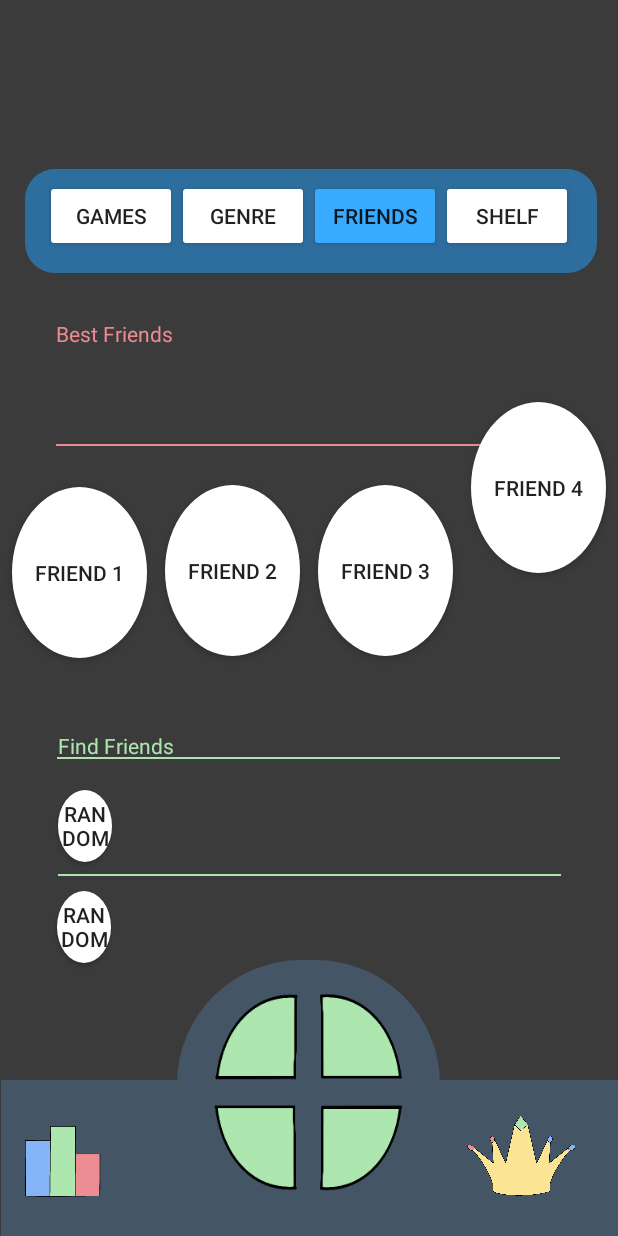
After one commit to ethankellerhals/GameHub, an Android app: the layout activity_friends.xml on its own in the app's theme, with its tools: preview values and no code run, on a phone screen of 412 x 824 dp. The commit adds this screen. Run offline under Robolectric (Android 15) with nearby library versions, the phone set to English and light mode, and no system bars.

Commit message:
friends page

```diff
--- a/GameHubApp/app/src/main/res/drawable-v24/ic_launcher_foreground.xml
+++ b/GameHubApp/app/src/main/res/drawable-v24/ic_launcher_foreground.xml
@@ -1,30 +1,15 @@
 <vector xmlns:android="http://schemas.android.com/apk/res/android"
-    xmlns:aapt="http://schemas.android.com/aapt"
     android:width="108dp"
     android:height="108dp"
     android:viewportWidth="108"
     android:viewportHeight="108">
-    <path android:pathData="M31,63.928c0,0 6.4,-11 12.1,-13.1c7.2,-2.6 26,-1.4 26,-1.4l38.1,38.1L107,108.928l-32,-1L31,63.928z">
-        <aapt:attr name="android:fillColor">
-            <gradient
-                android:endX="85.84757"
-                android:endY="92.4963"
-                android:startX="42.9492"
-                android:startY="49.59793"
-                android:type="linear">
-                <item
-                    android:color="#44000000"
-                    android:offset="0.0" />
-                <item
-                    android:color="#00000000"
-                    android:offset="1.0" />
-            </gradient>
-        </aapt:attr>
-    </path>
+
+    <path android:pathData="M0,0h108v108h-108z"
+        android:fillColor="#3b3b3b"/>
+
     <path
-        android:fillColor="#FFFFFF"
-        android:fillType="nonZero"
-        android:pathData="M65.3,45.828l3.8,-6.6c0.2,-0.4 0.1,-0.9 -0.3,-1.1c-0.4,-0.2 -0.9,-0.1 -1.1,0.3l-3.9,6.7c-6.3,-2.8 -13.4,-2.8 -19.7,0l-3.9,-6.7c-0.2,-0.4 -0.7,-0.5 -1.1,-0.3C38.8,38.328 38.7,38.828 38.9,39.228l3.8,6.6C36.2,49.428 31.7,56.028 31,63.928h46C76.3,56.028 71.8,49.428 65.3,45.828zM43.4,57.328c-0.8,0 -1.5,-0.5 -1.8,-1.2c-0.3,-0.7 -0.1,-1.5 0.4,-2.1c0.5,-0.5 1.4,-0.7 2.1,-0.4c0.7,0.3 1.2,1 1.2,1.8C45.3,56.528 44.5,57.328 43.4,57.328L43.4,57.328zM64.6,57.328c-0.8,0 -1.5,-0.5 -1.8,-1.2s-0.1,-1.5 0.4,-2.1c0.5,-0.5 1.4,-0.7 2.1,-0.4c0.7,0.3 1.2,1 1.2,1.8C66.5,56.528 65.6,57.328 64.6,57.328L64.6,57.328z"
-        android:strokeWidth="1"
-        android:strokeColor="#00000000" />
+
+        android:fillColor="#000000"
+        android:pathData="M20,20L88,20L88,88L20,88z" />
+
 </vector>
--- /dev/null
+++ b/GameHubApp/app/src/main/res/drawable/circle_button.xml
@@ -0,0 +1,4 @@
+<shape xmlns:android="http://schemas.android.com/apk/res/android"
+    android:shape="oval">
+    <solid android:color="@color/white" />
+</shape>
--- /dev/null
+++ b/GameHubApp/app/src/main/res/drawable/top_bar_friend.xml
@@ -0,0 +1,8 @@
+<shape xmlns:android="http://schemas.android.com/apk/res/android"
+    android:shape="rectangle">
+
+    <corners android:radius="20dp"/>
+<!--    #39abff-->
+    <solid android:color="#2D6E9E"/>
+
+</shape>
--- /dev/null
+++ b/GameHubApp/app/src/main/res/layout/activity_friends.xml
@@ -0,0 +1,310 @@
+<?xml version="1.0" encoding="utf-8"?>
+<android.support.constraint.ConstraintLayout xmlns:android="http://schemas.android.com/apk/res/android"
+    xmlns:app="http://schemas.android.com/apk/res-auto"
+    xmlns:tools="http://schemas.android.com/tools"
+    android:layout_width="match_parent"
+    android:layout_height="match_parent"
+    android:background="#3b3b3b"
+    tools:context=".MainActivity">
+
+    <Button
+        android:id="@+id/button11"
+        android:layout_width="90dp"
+        android:layout_height="114dp"
+        android:layout_marginStart="6dp"
+        android:layout_marginEnd="20dp"
+        android:background="@drawable/circle_button"
+        android:text="Friend 4"
+        app:layout_constraintBottom_toBottomOf="parent"
+        app:layout_constraintEnd_toEndOf="parent"
+        app:layout_constraintHorizontal_bias="0.0"
+        app:layout_constraintStart_toEndOf="@+id/button10"
+        app:layout_constraintTop_toTopOf="parent"
+        app:layout_constraintVertical_bias="0.377" />
+
+    <Button
+        android:id="@+id/button10"
+        android:layout_width="90dp"
+        android:layout_height="114dp"
+        android:layout_marginStart="6dp"
+        android:layout_marginTop="26dp"
+        android:layout_marginEnd="6dp"
+        android:layout_marginBottom="203dp"
+        android:background="@drawable/circle_button"
+        android:text="Friend 3"
+        app:layout_constraintBottom_toTopOf="@+id/view4"
+        app:layout_constraintEnd_toStartOf="@+id/button11"
+        app:layout_constraintStart_toEndOf="@+id/button3"
+        app:layout_constraintTop_toBottomOf="@+id/view3" />
+
+    <Button
+        android:id="@+id/button3"
+        android:layout_width="90dp"
+        android:layout_height="114dp"
+        android:layout_marginStart="6dp"
+        android:layout_marginTop="25dp"
+        android:layout_marginEnd="6dp"
+        android:layout_marginBottom="202dp"
+        android:background="@drawable/circle_button"
+        android:text="Friend 2"
+        app:layout_constraintBottom_toTopOf="@+id/view4"
+        app:layout_constraintEnd_toStartOf="@+id/button10"
+        app:layout_constraintStart_toEndOf="@+id/button9"
+        app:layout_constraintTop_toBottomOf="@+id/view3" />
+
+    <Button
+        android:id="@+id/button9"
+        android:layout_width="90dp"
+        android:layout_height="114dp"
+        android:layout_marginStart="20dp"
+        android:layout_marginTop="25dp"
+        android:layout_marginEnd="6dp"
+        android:layout_marginBottom="279dp"
+        android:background="@drawable/circle_button"
+        android:text="Friend 1"
+        app:layout_constraintBottom_toTopOf="@+id/view2"
+        app:layout_constraintEnd_toStartOf="@+id/button3"
+        app:layout_constraintStart_toStartOf="parent"
+        app:layout_constraintTop_toBottomOf="@+id/view3" />
+
+    <View
+        android:id="@+id/view"
+        android:layout_width="381dp"
+        android:layout_height="69dp"
+        android:layout_marginStart="16dp"
+        android:layout_marginTop="66dp"
+        android:layout_marginEnd="14dp"
+        android:layout_marginBottom="596dp"
+        android:background="@drawable/top_bar_friend"
+        app:layout_constraintBottom_toBottomOf="parent"
+        app:layout_constraintEnd_toEndOf="parent"
+        app:layout_constraintStart_toStartOf="parent"
+        app:layout_constraintTop_toTopOf="parent" />
+
+    <Button
+        android:id="@+id/button7"
+        android:layout_width="wrap_content"
+        android:layout_height="wrap_content"
+        android:layout_marginStart="30dp"
+        android:layout_marginTop="73dp"
+        android:layout_marginBottom="610dp"
+        android:backgroundTint="@color/white"
+        android:text="Games"
+        app:layout_constraintBottom_toBottomOf="parent"
+        app:layout_constraintEnd_toStartOf="@+id/button5"
+        app:layout_constraintStart_toStartOf="parent"
+        app:layout_constraintTop_toTopOf="parent" />
+
+    <Button
+        android:id="@+id/button5"
+        android:layout_width="wrap_content"
+        android:layout_height="wrap_content"
+        android:layout_marginTop="73dp"
+        android:layout_marginBottom="610dp"
+        android:backgroundTint="@color/white"
+        android:text="Genre"
+        app:layout_constraintBottom_toBottomOf="parent"
+        app:layout_constraintEnd_toStartOf="@+id/button6"
+        app:layout_constraintStart_toEndOf="@+id/button7"
+        app:layout_constraintTop_toTopOf="parent" />
+
+    <Button
+        android:id="@+id/button6"
+        android:layout_width="wrap_content"
+        android:layout_height="wrap_content"
+        android:layout_marginTop="73dp"
+        android:layout_marginBottom="610dp"
+        android:backgroundTint="#39abff"
+        android:text="Friends"
+        app:layout_constraintBottom_toBottomOf="parent"
+        app:layout_constraintEnd_toStartOf="@+id/button8"
+        app:layout_constraintStart_toEndOf="@+id/button5"
+        app:layout_constraintTop_toTopOf="parent" />
+
+    <Button
+        android:id="@+id/button8"
+        android:layout_width="wrap_content"
+        android:layout_height="wrap_content"
+        android:layout_marginTop="73dp"
+        android:layout_marginEnd="30dp"
+        android:layout_marginBottom="610dp"
+        android:backgroundTint="@color/white"
+        android:text="Shelf"
+        app:layout_constraintBottom_toBottomOf="parent"
+        app:layout_constraintEnd_toEndOf="parent"
+        app:layout_constraintStart_toEndOf="@+id/button6"
+        app:layout_constraintTop_toTopOf="parent" />
+
+    <View
+        android:id="@+id/view2"
+        android:layout_width="411dp"
+        android:layout_height="104dp"
+        android:layout_marginTop="474dp"
+        android:background="#445566"
+        app:layout_constraintBottom_toBottomOf="parent"
+        app:layout_constraintEnd_toEndOf="parent"
+        app:layout_constraintStart_toStartOf="parent"
+        app:layout_constraintTop_toBottomOf="@+id/view"
+        app:layout_constraintVertical_bias="1.0" />
+
+    <View
+        android:id="@+id/view4"
+        android:layout_width="175dp"
+        android:layout_height="165dp"
+        android:background="@drawable/circle_backgroud"
+        app:layout_constraintBottom_toBottomOf="parent"
+        app:layout_constraintEnd_toEndOf="parent"
+        app:layout_constraintHorizontal_bias="0.498"
+        app:layout_constraintStart_toStartOf="parent"
+        app:layout_constraintTop_toTopOf="parent"
+        app:layout_constraintVertical_bias="0.972" />
+
+    <ImageButton
+        android:id="@+id/imageButton3"
+        android:layout_width="127dp"
+        android:layout_height="133dp"
+        android:background="@drawable/green_log"
+        app:layout_constraintBottom_toBottomOf="@+id/view4"
+        app:layout_constraintEnd_toEndOf="@+id/view4"
+        app:layout_constraintStart_toStartOf="@+id/view4"
+        app:layout_constraintTop_toTopOf="@+id/view4"
+        android:contentDescription="Add"
+        app:layout_constraintVertical_bias="0.666" />
+
+    <ImageButton
+        android:id="@+id/imageButton4"
+        android:layout_width="51dp"
+        android:layout_height="48dp"
+        android:layout_marginTop="1dp"
+        android:layout_marginEnd="303dp"
+        android:background="@drawable/home"
+        app:layout_constraintBottom_toBottomOf="parent"
+        app:layout_constraintEnd_toEndOf="parent"
+        app:layout_constraintHorizontal_bias="0.28"
+        app:layout_constraintStart_toStartOf="parent"
+        app:layout_constraintTop_toTopOf="@+id/view2"
+        android:contentDescription="Home"
+        app:layout_constraintVertical_bias="0.527" />
+
+    <ImageButton
+        android:id="@+id/profileButton"
+        android:layout_width="94dp"
+        android:layout_height="75dp"
+        android:layout_marginTop="9dp"
+        android:layout_marginBottom="15dp"
+        android:onClick="viewProfile"
+        app:layout_constraintBottom_toBottomOf="@+id/view2"
+        app:layout_constraintEnd_toEndOf="parent"
+        app:layout_constraintHorizontal_bias="0.949"
+        app:layout_constraintStart_toStartOf="parent"
+        app:layout_constraintTop_toTopOf="@+id/view2"
+        app:layout_constraintVertical_bias="0.8"
+        android:contentDescription="Profile"
+
+        android:background="@drawable/profile"/>
+
+    <View
+        android:id="@+id/view3"
+        android:layout_width="335dp"
+        android:layout_height="1dp"
+        android:layout_marginStart="37dp"
+        android:layout_marginEnd="39dp"
+        android:layout_marginBottom="340dp"
+        android:background="#ec8c92"
+        app:layout_constraintBottom_toTopOf="@+id/view4"
+        app:layout_constraintEnd_toEndOf="parent"
+        app:layout_constraintHorizontal_bias="0.0"
+        app:layout_constraintStart_toStartOf="parent"
+        app:layout_constraintTop_toTopOf="parent"
+        app:layout_constraintVertical_bias="0.99" />
+
+    <TextView
+        android:id="@+id/textView4"
+        android:layout_width="wrap_content"
+        android:layout_height="wrap_content"
+        android:layout_marginStart="37dp"
+        android:layout_marginEnd="296dp"
+        android:text="Best Friends"
+        android:textColor="#ec8c92"
+        app:layout_constraintBottom_toBottomOf="parent"
+        app:layout_constraintEnd_toEndOf="parent"
+        app:layout_constraintHorizontal_bias="0.0"
+        app:layout_constraintStart_toStartOf="parent"
+        app:layout_constraintTop_toTopOf="parent"
+        app:layout_constraintVertical_bias="0.264" />
+
+
+    <View
+        android:id="@+id/view7"
+        android:layout_width="335dp"
+        android:layout_height="1dp"
+        android:layout_marginStart="38dp"
+        android:layout_marginTop="67dp"
+        android:layout_marginEnd="39dp"
+        android:layout_marginBottom="134dp"
+        android:background="#ace5ad"
+        app:layout_constraintBottom_toTopOf="@+id/view4"
+        app:layout_constraintEnd_toEndOf="parent"
+        app:layout_constraintStart_toStartOf="parent"
+        app:layout_constraintTop_toBottomOf="@+id/button10" />
+
+    <TextView
+        android:id="@+id/textView7"
+        android:layout_width="wrap_content"
+        android:layout_height="wrap_content"
+        android:layout_marginStart="38dp"
+        android:layout_marginTop="48dp"
+        android:layout_marginEnd="296dp"
+        android:layout_marginBottom="212dp"
+        android:text="Find Friends"
+        android:textColor="#ace5ad"
+        app:layout_constraintBottom_toTopOf="@+id/view2"
+        app:layout_constraintEnd_toEndOf="parent"
+        app:layout_constraintStart_toStartOf="parent"
+        app:layout_constraintTop_toBottomOf="@+id/button3" />
+
+
+    <Button
+        android:id="@+id/button22"
+        android:layout_width="36dp"
+        android:layout_height="48dp"
+        android:layout_marginStart="38dp"
+        android:layout_marginTop="20dp"
+        android:layout_marginEnd="337dp"
+        android:layout_marginBottom="18dp"
+        android:background="@drawable/circle_button"
+        android:text="Random"
+        app:layout_constraintBottom_toTopOf="@+id/button23"
+        app:layout_constraintEnd_toEndOf="parent"
+        app:layout_constraintStart_toStartOf="parent"
+        app:layout_constraintTop_toBottomOf="@+id/view7" />
+
+    <View
+        android:id="@+id/view111"
+        android:layout_width="335dp"
+        android:layout_height="1dp"
+        android:layout_marginStart="38dp"
+        android:layout_marginTop="7dp"
+        android:layout_marginEnd="38dp"
+        android:layout_marginBottom="9dp"
+        android:background="#ace5ad"
+        app:layout_constraintBottom_toTopOf="@+id/button23"
+        app:layout_constraintEnd_toEndOf="parent"
+        app:layout_constraintStart_toStartOf="parent"
+        app:layout_constraintTop_toBottomOf="@+id/button22" />
+
+    <Button
+        android:id="@+id/button23"
+        android:layout_width="36dp"
+        android:layout_height="48dp"
+        android:layout_marginStart="38dp"
+        android:layout_marginEnd="44dp"
+        android:layout_marginBottom="77dp"
+        android:background="@drawable/circle_button"
+        android:text="Random"
+        app:layout_constraintBottom_toTopOf="@+id/view2"
+        app:layout_constraintEnd_toStartOf="@+id/view4"
+        app:layout_constraintStart_toStartOf="parent"
+        app:layout_constraintTop_toBottomOf="@+id/button22" />
+
+</android.support.constraint.ConstraintLayout>
--- a/GameHubApp/app/src/main/res/layout/activity_main.xml
+++ b/GameHubApp/app/src/main/res/layout/activity_main.xml
@@ -29,7 +29,7 @@
         android:layout_marginTop="73dp"
         android:layout_marginBottom="610dp"
         android:backgroundTint="#ec4b4f"
-        android:text="Button"
+        android:text="Games"
         app:layout_constraintBottom_toBottomOf="parent"
         app:layout_constraintEnd_toStartOf="@+id/button5"
         app:layout_constraintStart_toStartOf="parent"
@@ -42,7 +42,7 @@
         android:layout_marginTop="73dp"
         android:layout_marginBottom="610dp"
         android:backgroundTint="#79d375"
-        android:text="Button"
+        android:text="Genre"
         app:layout_constraintBottom_toBottomOf="parent"
         app:layout_constraintEnd_toStartOf="@+id/button6"
         app:layout_constraintStart_toEndOf="@+id/button7"
@@ -55,7 +55,7 @@
         android:layout_marginTop="73dp"
         android:layout_marginBottom="610dp"
         android:backgroundTint="#39abff"
-        android:text="Button"
+        android:text="Friends"
         app:layout_constraintBottom_toBottomOf="parent"
         app:layout_constraintEnd_toStartOf="@+id/button8"
         app:layout_constraintStart_toEndOf="@+id/button5"
@@ -69,7 +69,7 @@
         android:layout_marginEnd="30dp"
         android:layout_marginBottom="610dp"
         android:backgroundTint="#f8d356"
-        android:text="Button"
+        android:text="Shelf"
         app:layout_constraintBottom_toBottomOf="parent"
         app:layout_constraintEnd_toEndOf="parent"
         app:layout_constraintStart_toEndOf="@+id/button6"
@@ -236,6 +236,7 @@
         app:layout_constraintTop_toTopOf="@+id/view2"
         app:layout_constraintVertical_bias="0.8"
         android:contentDescription="Profile"
+
         android:background="@drawable/profile"/>
 
 </android.support.constraint.ConstraintLayout>
```
Also changed, not shown: GameHubApp/app/src/main/res/drawable-xxhdpi/logo.png.
